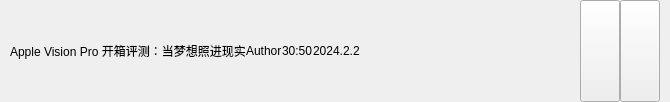
This is sVanilla/src/ClientUi/VideoList/VideoListWidget.ui in WangPengZhan/sVanilla as Qt 5 draws it before an edit. The edited form follows.
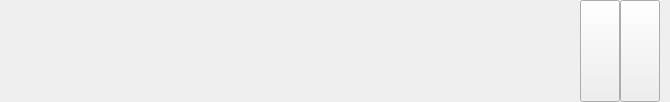
This is the edited form. Icons and pictures are not drawn.

```diff
--- a/sVanilla/src/ClientUi/VideoList/VideoListWidget.ui
+++ b/sVanilla/src/ClientUi/VideoList/VideoListWidget.ui
@@ -32,7 +32,7 @@
    <item>
     <widget class="QLabel" name="Title">
      <property name="text">
-      <string>Apple Vision Pro 开箱评测：当梦想照进现实</string>
+            <string />
      </property>
      <property name="margin">
       <number>10</number>
@@ -42,7 +42,7 @@
    <item>
     <widget class="QLabel" name="Author">
      <property name="text">
-      <string>Author</string>
+            <string />
      </property>
      <property name="margin">
       <number>5</number>
@@ -52,7 +52,7 @@
    <item>
     <widget class="QLabel" name="Duration">
      <property name="text">
-      <string>30:50</string>
+            <string />
      </property>
      <property name="margin">
       <number>5</number>
@@ -62,7 +62,7 @@
    <item>
     <widget class="QLabel" name="PulishDate">
      <property name="text">
-      <string>2024.2.2</string>
+            <string />
      </property>
      <property name="margin">
       <number>5</number>
@@ -124,9 +124,6 @@
    </item>
   </layout>
  </widget>
- <layoutdefault spacing="6" margin="11"/>
- <resources>
-  <include location="../../../resource/sVanilla.qrc"/>
- </resources>
- <connections/>
+  <layoutdefault spacing="6" margin="11" />
+  <connections />
 </ui>
```
Left out of the diff: 22 changed lines with no effect on the pictures. Lines whose indentation alone changed are shown as unchanged.
